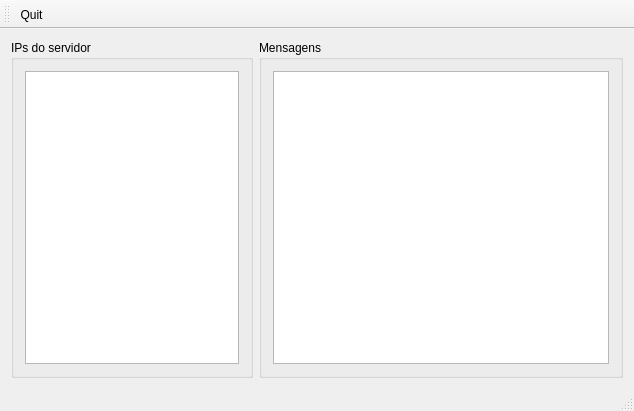
Above: QtTcpServer/mainwindow.ui from HemersonRafael/Supervisory before the change. Below: the same form after it.
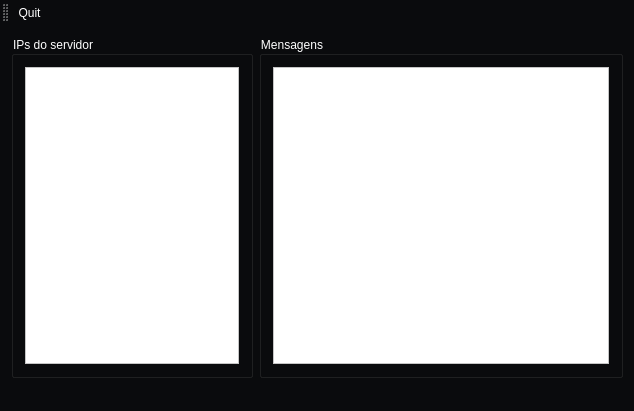
That is the form after the change.

```diff
--- a/QtTcpServer/mainwindow.ui
+++ b/QtTcpServer/mainwindow.ui
@@ -13,28 +13,49 @@
   <property name="windowTitle">
    <string>Tcp Server</string>
   </property>
+  <property name="styleSheet">
+   <string notr="true">background-color: rgba(10, 11, 13, 0.9);
+border-bottom-color: rgb(46, 52, 54);</string>
+  </property>
   <widget class="QWidget" name="centralWidget">
    <layout class="QHBoxLayout" name="horizontalLayout_3" stretch="40,60">
     <item>
      <widget class="QGroupBox" name="groupBox">
+      <property name="styleSheet">
+       <string notr="true">color: rgb(255, 255, 255);</string>
+      </property>
       <property name="title">
        <string>IPs do servidor</string>
       </property>
       <layout class="QHBoxLayout" name="horizontalLayout">
        <item>
-        <widget class="QListWidget" name="listWidget"/>
+        <widget class="QListWidget" name="listWidget">
+         <property name="styleSheet">
+          <string notr="true">background-color: rgb(255, 255, 255);
+color: rgb(0, 0, 0);
+selection-background-color: rgba(29, 28, 28, 159);</string>
+         </property>
+        </widget>
        </item>
       </layout>
      </widget>
     </item>
     <item>
      <widget class="QGroupBox" name="groupBox_2">
+      <property name="styleSheet">
+       <string notr="true">color: rgb(255, 255, 255);</string>
+      </property>
       <property name="title">
        <string>Mensagens</string>
       </property>
       <layout class="QHBoxLayout" name="horizontalLayout_2">
        <item>
-        <widget class="QTextBrowser" name="textBrowser"/>
+        <widget class="QTextBrowser" name="textBrowser">
+         <property name="styleSheet">
+          <string notr="true">background-color: rgb(255, 255, 255);
+color: rgb(0, 0, 0);</string>
+         </property>
+        </widget>
        </item>
       </layout>
      </widget>
@@ -52,6 +73,9 @@
    </property>
   </widget>
   <widget class="QToolBar" name="mainToolBar">
+   <property name="styleSheet">
+    <string notr="true">color: rgb(255, 255, 255);</string>
+   </property>
    <attribute name="toolBarArea">
     <enum>TopToolBarArea</enum>
    </attribute>
```
